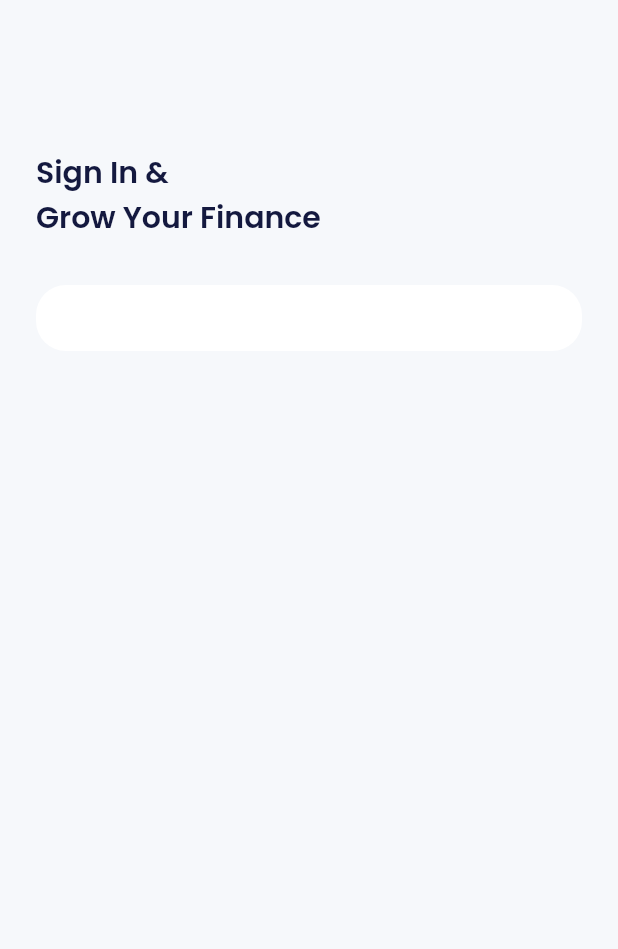
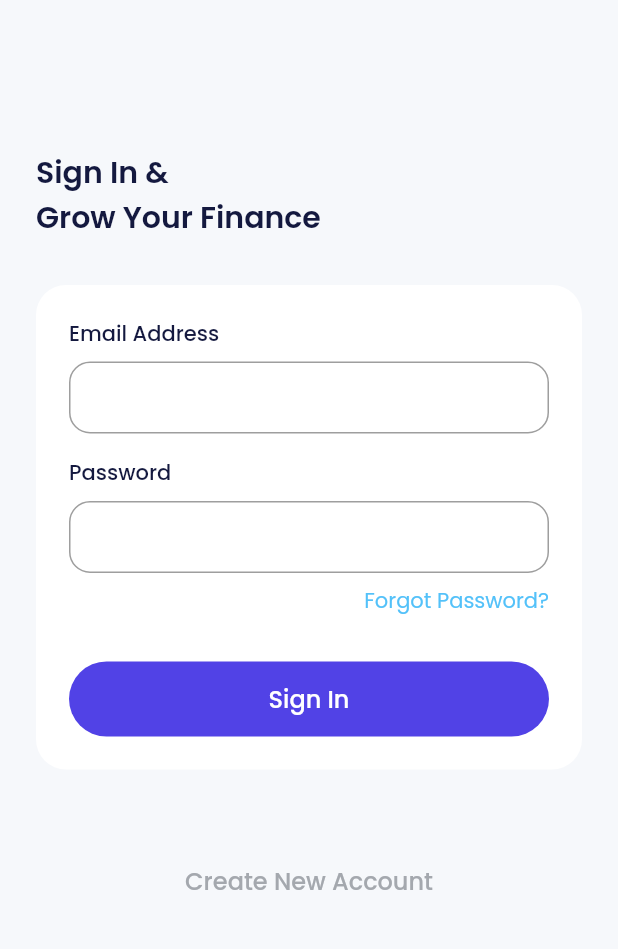
Before and after one commit to gwijaya94/bank_sha, a Flutter app: the SignInPage screen opened directly, on a phone screen of 412 x 824 dp, the part 261-1210 px from its top. Run offline on Flutter 3.47's test engine with Material 2 defaults, Android fonts, the phone set to English and light mode, and no system bars; our stand-ins replace carousel_slider, google_fonts.

Commit message:
- UI SignIn Page - OnBoarding Page adjustment

```diff
--- a/lib/ui/pages/onboarding_page.dart
+++ b/lib/ui/pages/onboarding_page.dart
@@ -1,7 +1,6 @@
 import 'package:bank_sha/shared/theme.dart';
 import 'package:bank_sha/ui/pages/sign_in_page.dart';
 import 'package:carousel_slider/carousel_slider.dart';
-import 'package:flutter/cupertino.dart';
 import 'package:flutter/material.dart';
 
 class OnBoardingPage extends StatefulWidget {
@@ -133,7 +132,7 @@ class _OnBoardingPageState extends State<OnBoardingPage> {
                                 onPressed: () {
                                   Navigator.push(
                                     context,
-                                    CupertinoPageRoute(
+                                    MaterialPageRoute(
                                       builder: (context) => const SignInPage(),
                                     ),
                                   );
--- a/lib/ui/pages/sign_in_page.dart
+++ b/lib/ui/pages/sign_in_page.dart
@@ -9,7 +9,7 @@ class SignInPage extends StatelessWidget {
     return Scaffold(
       backgroundColor: lightBgColor,
       body: ListView(
-        padding: EdgeInsets.all(24),
+        padding: const EdgeInsets.all(24),
         children: [
           Container(
             width: 155,
@@ -43,7 +43,105 @@ class SignInPage extends StatelessWidget {
               borderRadius: BorderRadius.circular(20),
             ),
             child: Column(
-              children: const [],
+              crossAxisAlignment: CrossAxisAlignment.start,
+              children: [
+                // TODO: EMAIL INPUT
+                Column(
+                  crossAxisAlignment: CrossAxisAlignment.start,
+                  children: [
+                    Text(
+                      "Email Address",
+                      style: blackTextStyle.copyWith(
+                        fontWeight: medium,
+                        fontSize: 14,
+                      ),
+                    ),
+                    const SizedBox(
+                      height: 8,
+                    ),
+                    TextFormField(
+                      decoration: InputDecoration(
+                        border: OutlineInputBorder(
+                          borderRadius: BorderRadius.circular(14),
+                        ),
+                        contentPadding: const EdgeInsets.all(12),
+                      ),
+                    ),
+                  ],
+                ),
+                const SizedBox(
+                  height: 16,
+                ),
+                // TODO: PASSWORD INPUT
+                Column(
+                  crossAxisAlignment: CrossAxisAlignment.start,
+                  children: [
+                    Text(
+                      "Password",
+                      style: blackTextStyle.copyWith(
+                        fontWeight: medium,
+                      ),
+                    ),
+                    const SizedBox(
+                      height: 8,
+                    ),
+                    TextFormField(
+                      obscureText: true,
+                      decoration: InputDecoration(
+                        border: OutlineInputBorder(
+                          borderRadius: BorderRadius.circular(14),
+                        ),
+                        contentPadding: const EdgeInsets.all(12),
+                      ),
+                    ),
+                  ],
+                ),
+                const SizedBox(
+                  height: 8,
+                ),
+                Align(
+                  alignment: Alignment.centerRight,
+                  child: Text(
+                    "Forgot Password?",
+                    style: blueTextStyle,
+                  ),
+                ),
+                const SizedBox(
+                  height: 30,
+                ),
+                // TODO: Button
+                SizedBox(
+                  width: double.infinity,
+                  height: 50,
+                  child: TextButton(
+                    style: TextButton.styleFrom(
+                      backgroundColor: purpleColor,
+                      shape: RoundedRectangleBorder(
+                        borderRadius: BorderRadius.circular(56),
+                      ),
+                    ),
+                    onPressed: () {},
+                    child: Text(
+                      'Sign In',
+                      style: whiteTextStyle.copyWith(
+                        fontSize: 16,
+                      ),
+                    ),
+                  ),
+                ),
+              ],
+            ),
+          ),
+          const SizedBox(
+            height: 50,
+          ),
+          TextButton(
+            onPressed: () {},
+            child: Text(
+              "Create New Account",
+              style: greyTextStyle.copyWith(
+                fontSize: 16,
+              ),
             ),
           ),
         ],
```
